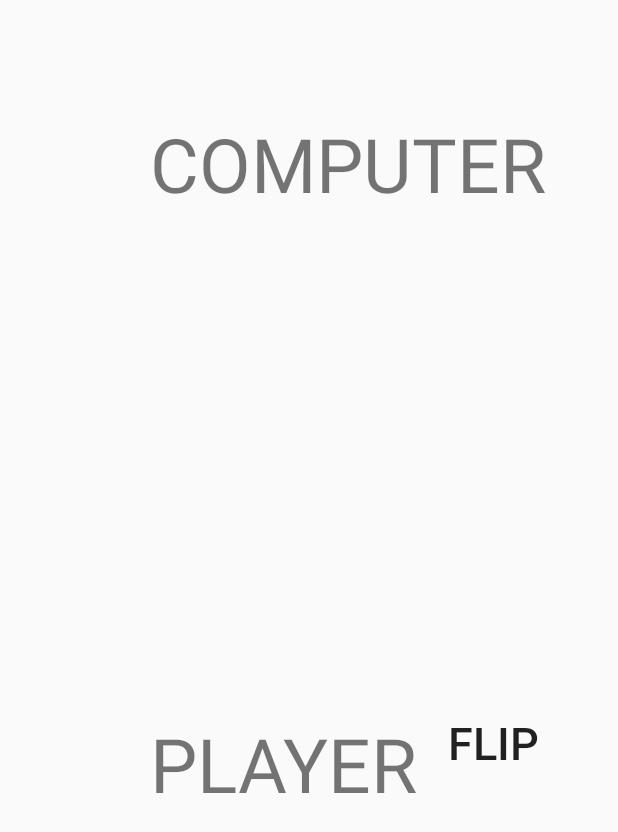
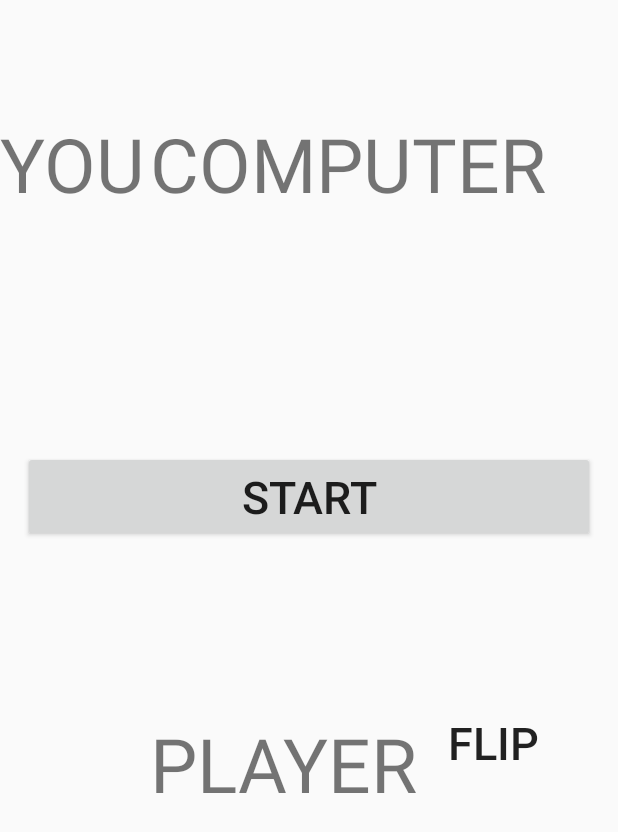
Before and after one commit to OSU-CS492-W18/final-project-team-6, an Android app: the layout activity_play.xml on its own in the app's theme, with its tools: preview values and no code run, on a phone screen of 412 x 824 dp. Shown: the top 832 px of the screen. Run offline under Robolectric (Android 15) with nearby library versions, the phone set to English and light mode, and no system bars; network calls fail.

Commit message:
adding correct working war

```diff
--- a/app/src/main/res/layout/activity_play.xml
+++ b/app/src/main/res/layout/activity_play.xml
@@ -7,6 +7,14 @@
     android:orientation="vertical">
     tools:context="com.example.me.war.PlayActivity">
 
+    <FrameLayout
+        android:layout_width="match_parent"
+        android:layout_height="match_parent">
+        <LinearLayout
+            android:layout_width="match_parent"
+            android:layout_height="match_parent"
+            android:orientation="vertical"
+            android:id="@+id/FLWarGame">
             <HorizontalScrollView
                 android:layout_width="match_parent"
                 android:layout_height="wrap_content">
@@ -102,3 +110,35 @@
                 </LinearLayout>
             </HorizontalScrollView>
         </LinearLayout>
+        <LinearLayout
+            android:layout_width="match_parent"
+            android:layout_height="wrap_content"
+            android:id="@+id/FLWinLostScreen"
+            android:orientation="vertical">
+            <TextView
+                android:layout_width="wrap_content"
+                android:layout_height="wrap_content"
+                android:id="@+id/you"
+                android:text="YOU"
+                android:textSize="50dp"
+                android:paddingTop="75dp"/>
+            <TextView
+                android:layout_width="wrap_content"
+                android:layout_height="wrap_content"
+                android:id="@+id/WinLossText"
+                android:textSize="50dp"
+                android:paddingTop="75dp"/>
+
+            <Button
+                android:id="@+id/StartButton"
+                android:layout_width="fill_parent"
+                android:layout_height="wrap_content"
+                android:layout_weight="1"
+                android:layout_margin="15dp"
+                android:onClick="onPlayClick"
+                android:text="Start"
+                android:textSize="30sp" />
+            <!--android:onClick="goToMainActivity"-->
+        </LinearLayout>
+    </FrameLayout>
+</LinearLayout>
```
Also changed, not shown: app/src/main/java/com/example/me/war/PlayActivity.java (+213 -273 lines), app/src/main/java/com/example/me/war/PlayWarUtils.java (+0 -35 lines), 1195 other files. Lines whose indentation alone changed are shown as unchanged.
